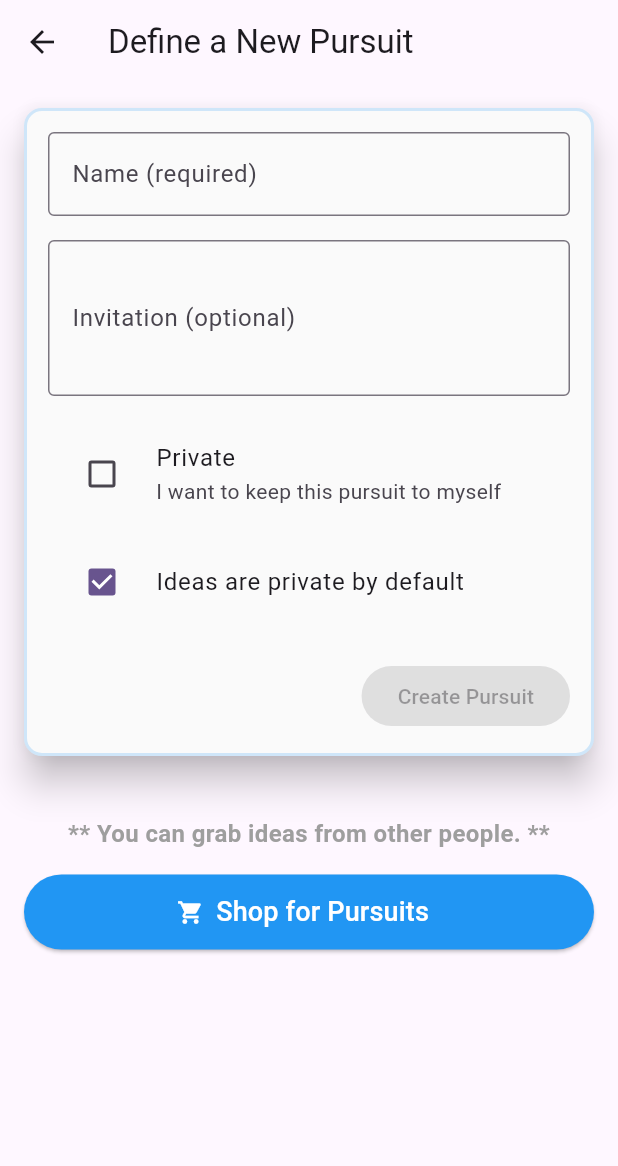
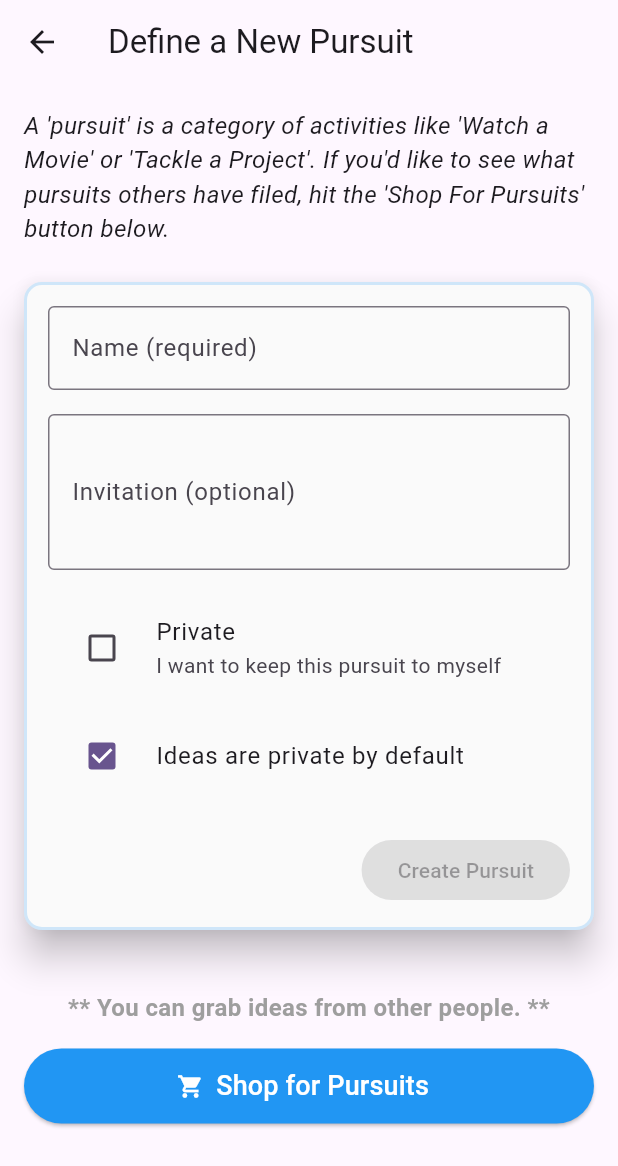
Before and after one commit to upstill/meaning_to, a Flutter app: the HomeScreen screen opened by its route, after a tap on "Create Your First Pursuit", on a phone screen of 412 x 824 dp. Shown: the top 1166 px of the screen. Run offline on Flutter 3.47's test engine with Material 3 defaults, Android fonts, the phone set to English and light mode, and no system bars; our stand-ins replace app_links, flutter_dotenv, flutter_html, permission_handler, shared_preferences, supabase_flutter; missing offline and left inert: clipboard, dart:html, file_selector, share_handler; accounts and stored records are empty; project files that could hold a hidden picture were left out.

Commit message:
Tweaks to home screen and Shop For Categories.

```diff
--- a/lib/dialogs/category_picker_dialog.dart
+++ b/lib/dialogs/category_picker_dialog.dart
@@ -727,7 +727,7 @@ class _CategoryPickerDialogState extends State<CategoryPickerDialog> {
             Text(
               _searchQuery.isNotEmpty
                   ? 'No ${NamingUtils.categoriesName(plural: true)} match your search'
-                  : 'No NamingUtils.categoriesName(plural: true) found',
+                  : 'No ${NamingUtils.categoriesName(plural: true)} found',
               style: TextStyle(
                 color: Theme.of(context).colorScheme.onSurfaceVariant,
               ),
--- a/lib/home_screen.dart
+++ b/lib/home_screen.dart
@@ -26,6 +26,7 @@ import 'package:shared_preferences/shared_preferences.dart';
 
 class HomeScreen extends StatefulWidget {
   static final ValueNotifier<bool> needsTaskReload = ValueNotifier<bool>(false);
+  static final ValueNotifier<bool> needsDataReload = ValueNotifier<bool>(false);
 
   final String? initialCategoryId;
 
@@ -40,6 +41,7 @@ class HomeScreen extends StatefulWidget {
   // Method to mark that data has been modified (call from other screens)
   static void markDataModified() {
     _dataModified = true;
+    needsDataReload.value = true; // Notify listeners
   }
 
   // Method to check and reset the modified flag
@@ -76,6 +78,8 @@ class HomeScreenState extends State<HomeScreen> {
     print('HomeScreen: initState called');
     // Listen for task reload requests
     HomeScreen.needsTaskReload.addListener(_handleTaskReloadRequest);
+    // Listen for data reload requests (categories and tasks)
+    HomeScreen.needsDataReload.addListener(_handleDataReloadRequest);
 
     // Load categories after first frame
     WidgetsBinding.instance.addPostFrameCallback((_) {
@@ -126,6 +130,7 @@ class HomeScreenState extends State<HomeScreen> {
   @override
   void dispose() {
     HomeScreen.needsTaskReload.removeListener(_handleTaskReloadRequest);
+    HomeScreen.needsDataReload.removeListener(_handleDataReloadRequest);
     super.dispose();
   }
 
@@ -407,6 +412,17 @@ class HomeScreenState extends State<HomeScreen> {
         // Select initial category if one was provided
         _selectInitialCategory();
 
+        // If there's only one category and no category is selected, select it automatically
+        if (categories.length == 1 && _selectedCategory == null) {
+          print(
+              'HomeScreen: Only one category available, selecting it automatically');
+          setState(() {
+            _selectedCategory = categories.first;
+          });
+          _loadRandomTask(categories.first);
+          _updateCategoryLastAccess(categories.first);
+        }
+
         // Show welcome dialog for new authenticated users with no categories
         if (!AuthUtils.isGuestUser() &&
             categories.isEmpty &&
@@ -457,6 +473,29 @@ class HomeScreenState extends State<HomeScreen> {
       );
       print(
         'HomeScreen: mounted: $mounted, needsTaskReload: ${HomeScreen.needsTaskReload.value}',
+      );
+    }
+  }
+
+  void _handleDataReloadRequest() {
+    print('HomeScreen: Data reload requested');
+    if (HomeScreen.needsDataReload.value && mounted) {
+      print('HomeScreen: Handling data reload request');
+      HomeScreen.needsDataReload.value = false; // Reset the flag
+
+      // Reload categories and tasks
+      _loadCategories().then((_) {
+        // After categories are loaded, reload the current task if we have a selected category
+        if (_selectedCategory != null && mounted) {
+          _loadRandomTask(_selectedCategory!);
+        }
+      });
+    } else {
+      print(
+        'HomeScreen: Data reload requested but widget not mounted or flag not set',
+      );
+      print(
+        'HomeScreen: mounted: $mounted, needsDataReload: ${HomeScreen.needsDataReload.value}',
       );
     }
   }
@@ -1112,7 +1151,7 @@ class HomeScreenState extends State<HomeScreen> {
                 ),
               ),
               content: Text(
-                'It\'ll be a pretty empty experience in the beginning, so the first thing you\'ll want is to define some ${NamingUtils.categoriesName()} (like \'Watch a Movie\'), and then some ${NamingUtils.tasksName()} for pursuing them (like \'The Godfather\' or \'Die Hard\')',
+                'It can be a pretty empty experience in the beginning, so the first thing you\'ll want is to define some ${NamingUtils.categoriesName()} (like \'Watch a Movie\'), and then some ${NamingUtils.tasksName()} for pursuing them (like \'The Godfather\' or \'Die Hard\')',
                 style: const TextStyle(fontSize: 16),
               ),
               actions: [
@@ -1126,9 +1165,9 @@ class HomeScreenState extends State<HomeScreen> {
                     backgroundColor: Colors.deepPurple,
                     foregroundColor: Colors.white,
                   ),
-                  child: const Text(
-                    'Create Your First Pursuit',
-                    style: TextStyle(fontWeight: FontWeight.w600),
+                  child: Text(
+                    'Create Your First ${NamingUtils.categoriesName(capitalize: true, plural: false)}',
+                    style: const TextStyle(fontWeight: FontWeight.w600),
                   ),
                 ),
               ],
@@ -1539,7 +1578,8 @@ class HomeScreenState extends State<HomeScreen> {
                                 onChanged: (Category? newValue) async {
                                   setState(() {
                                     _selectedCategory = newValue;
-                                    _randomTask = null; // Clear the current task
+                                    _randomTask =
+                                        null; // Clear the current task
                                   });
                                   if (newValue != null) {
                                     // Update last_access timestamp when category is selected
--- a/lib/new_category_screen.dart
+++ b/lib/new_category_screen.dart
@@ -4,6 +4,7 @@ import 'package:meaning_to/utils/auth.dart';
 import 'package:meaning_to/utils/supabase_client.dart';
 import 'package:meaning_to/utils/naming.dart';
 import 'package:meaning_to/utils/cache_manager.dart';
+import 'package:meaning_to/utils/api_client.dart';
 import 'package:meaning_to/widgets/category_form.dart';
 import 'package:meaning_to/utils/app_buttons.dart';
 
@@ -16,11 +17,29 @@ class NewCategoryScreen extends StatefulWidget {
 
 class NewCategoryScreenState extends State<NewCategoryScreen> {
   bool _isLoading = false;
+  bool _hasCategories = true; // Assume true until we check
+  bool _isCheckingCategories = true;
 
   @override
   void initState() {
     super.initState();
     print('NewCategoryScreen: initState called');
+    _checkExistingCategories();
+  }
+
+  Future<void> _checkExistingCategories() async {
+    try {
+      final categories = await ApiClient.getCategories();
+      setState(() {
+        _hasCategories = categories.isNotEmpty;
+        _isCheckingCategories = false;
+      });
+    } catch (e) {
+      print('Error checking categories: $e');
+      setState(() {
+        _isCheckingCategories = false;
+      });
+    }
   }
 
   Future<void> _createCategory(String headline, String invitation,
@@ -90,6 +109,19 @@ class NewCategoryScreenState extends State<NewCategoryScreen> {
       body: ListView(
         padding: const EdgeInsets.all(16.0),
         children: [
+          if (!_isCheckingCategories && !_hasCategories) ...[
+            Padding(
+              padding: const EdgeInsets.only(bottom: 24.0),
+              child: Text(
+                'A \'${NamingUtils.categoriesName(plural: false, capitalize: false)}\' is a category of activities like \'Watch a Movie\' or \'Tackle a Project\'. If you\'d like to see what ${NamingUtils.categoriesName(plural: true, capitalize: false)} others have filed, hit the \'Shop For ${NamingUtils.categoriesName(capitalize: true)}\' button below.',
+                style: const TextStyle(
+                  fontSize: 16,
+                  fontStyle: FontStyle.italic,
+                ),
+                textAlign: TextAlign.left,
+              ),
+            ),
+          ],
           CategoryForm(
             category: null, // New category
             isEditing: true, // Always in editing mode for new categories
--- a/lib/new_content_screen.dart
+++ b/lib/new_content_screen.dart
@@ -246,8 +246,8 @@ class _NewContentScreenState extends State<NewContentScreen> {
               child: Row(
                 mainAxisAlignment: MainAxisAlignment.spaceBetween,
                 children: [
-                  // Category change button (left side, only show for task mode)
-                  if (_contentType == ContentType.task)
+                  // Category change button (left side, only show for task mode and if user has multiple categories)
+                  if (_contentType == ContentType.task && _categories.length > 1)
                     TextButton(
                       onPressed: () => _showCategoryPicker(),
                       style: TextButton.styleFrom(
```
Also changed, not shown: lib/shop_endeavors_screen.dart (+18 -13 lines), lib/widgets/task_form.dart (+50 -35 lines).
